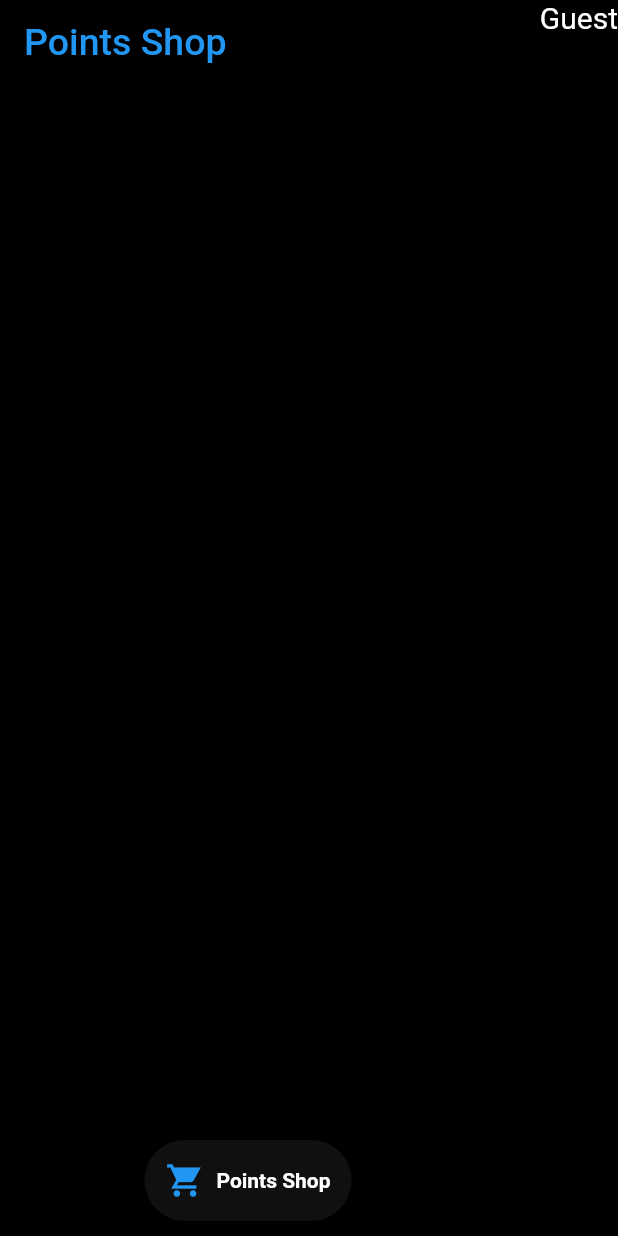
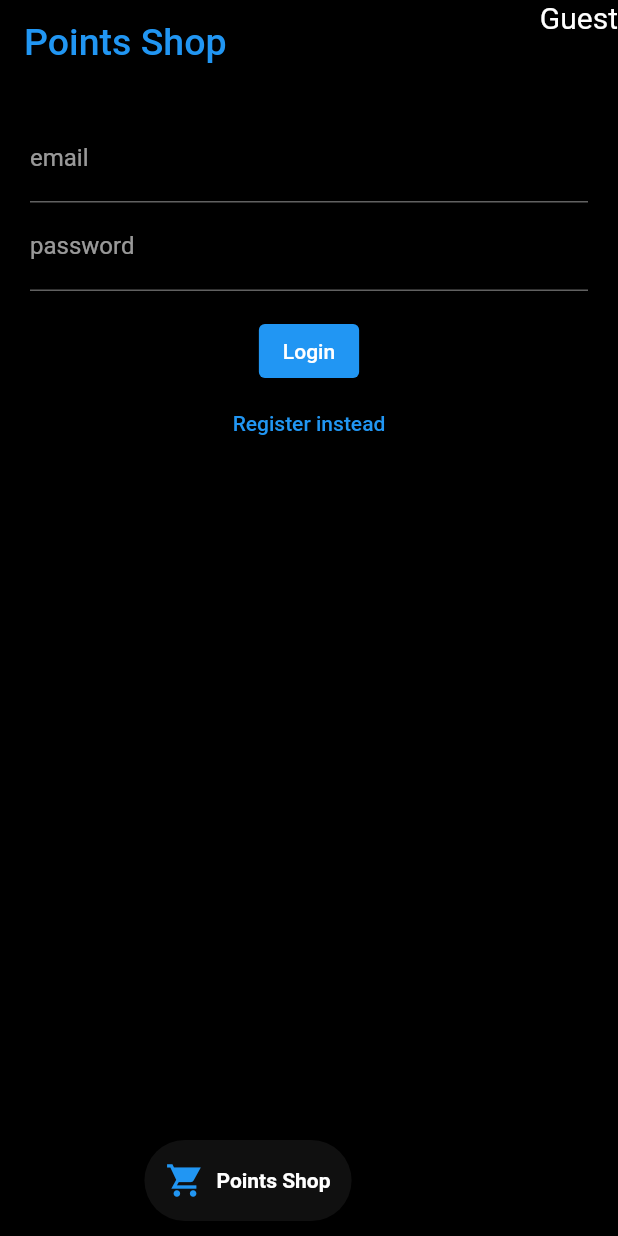
Before and after one commit to AlcidesTheGurj/sdg_thesis, a Flutter app: the screen it shows after launch, item 2 of the bottom bar chosen, on a phone screen of 412 x 824 dp. Run offline on Flutter 3.47's test engine with Material 2 defaults, Android fonts, the phone set to English and light mode, and no system bars; drawn by our look-alikes of google_nav_bar; our stand-ins replace animated_background, cloud_firestore, eva_icons_flutter, firebase_auth, firebase_core, firebase_database and 1 more; accounts and stored records are empty.

Commit message:
Added simple FirebaseAuth functionality

```diff
--- /dev/null
+++ b/lib/Personal Page/test_page.dart
@@ -0,0 +1,91 @@
+import 'package:firebase_auth/firebase_auth.dart';
+import 'package:flutter/material.dart';
+import '../auth.dart';
+import '../main.dart';
+
+class TestPage extends StatefulWidget {
+  //final User? user;
+   TestPage({Key? key}) : super(key: key);
+
+  @override
+  State<TestPage> createState() => _TestPageState();
+}
+
+class _TestPageState extends State<TestPage> {
+
+  String errorMsg = '';
+  bool isLogin = true;
+
+  final TextEditingController _controllerEmail = TextEditingController();
+  final TextEditingController _controllerPassword = TextEditingController();
+
+  Future<void> signInWithEmailAndPassword()async{
+    try {
+      await Auth().signInWithEmailAndPassword(email: _controllerEmail.text,
+          password: _controllerPassword.text);
+    } on FirebaseAuthException catch (e) {
+      setState(() {
+        errorMsg = e.message!;
+      });
+    }
+  }
+
+  Future<void> createUserWithEmailAndPassword()async{
+    try {
+      await Auth().createUserWithEmailAndPassword(email: _controllerEmail.text,
+          password: _controllerPassword.text);
+    } on FirebaseAuthException catch (e) {
+      setState(() {
+        errorMsg = e.message!;
+      });
+    }
+  }
+
+  Widget _title(){
+    return const Text("Title");
+  }
+
+  Widget _entryField(String title,
+      TextEditingController controller,){
+    return TextField(
+      controller: controller,
+      decoration: InputDecoration(
+        labelText: title,
+      ),
+    );
+  }
+
+  Widget _errorMsg(){
+    return Text(errorMsg == '' ? '' : 'ERROR: $errorMsg');
+  }
+
+  Widget _submitButton(){
+    return ElevatedButton(onPressed: isLogin? signInWithEmailAndPassword : createUserWithEmailAndPassword, child: Text(isLogin ? 'Login' : 'Register'),);
+  }
+
+  Widget _loginOrRegisterButton(){
+    return TextButton(onPressed: (){
+      setState(() {
+        isLogin = !isLogin;
+      });
+    }, child: Text(isLogin ? 'Register instead' : 'Login instead'),);
+  }
+
+  @override
+  Widget build(BuildContext context) {
+    return Container(
+      height: double.infinity,
+      width: double.infinity,
+      padding: const EdgeInsets.all(20.0),
+        child: Column(
+        children: <Widget>[
+          _entryField('email', _controllerEmail),
+          _entryField('password', _controllerPassword),
+          _errorMsg(),
+          _submitButton(),
+          _loginOrRegisterButton()
+        ],
+    ),
+    );
+  }
+}
--- /dev/null
+++ b/lib/auth.dart
@@ -0,0 +1,25 @@
+import 'package:firebase_auth/firebase_auth.dart';
+
+class Auth {
+  final FirebaseAuth _firebaseAuth = FirebaseAuth.instance;
+
+  User? get currentUser => _firebaseAuth.currentUser;
+
+  Stream<User?> get authStateChanges => _firebaseAuth.authStateChanges();
+
+  Future<void> signInWithEmailAndPassword({
+    required String email,
+    required String password,
+})async {
+    await _firebaseAuth.signInWithEmailAndPassword(email: email, password: password);
+  }
+  Future<void> createUserWithEmailAndPassword({
+    required String email,
+    required String password,
+  })async {
+    await _firebaseAuth.createUserWithEmailAndPassword(email: email, password: password);
+  }
+  Future<void> signOut() async {
+    await _firebaseAuth.signOut();
+  }
+}
--- a/lib/home_page.dart
+++ b/lib/home_page.dart
@@ -7,7 +7,7 @@ import 'package:firebase_database/firebase_database.dart';
 import 'package:flutter/cupertino.dart';
 import 'package:flutter/material.dart';
 import 'package:google_fonts/google_fonts.dart';
-import 'package:sdg_thesis/test_page.dart';
+import 'package:sdg_thesis/Personal%20Page/test_page.dart';
 import 'package:flutter/material.dart';
 import 'package:firebase_database/firebase_database.dart' as firedatabase;
 import 'package:firebase_database/ui/firebase_animated_list.dart';
--- a/lib/main.dart
+++ b/lib/main.dart
@@ -1,11 +1,14 @@
+import 'package:firebase_auth/firebase_auth.dart';
 import 'package:flutter/material.dart';
 import 'package:google_nav_bar/google_nav_bar.dart';
 import 'package:google_fonts/google_fonts.dart';
 import 'package:firebase_database/firebase_database.dart';
 import 'package:firebase_core/firebase_core.dart';
 import 'package:sdg_thesis/home_page.dart';
-import 'package:sdg_thesis/test_page.dart';
+import 'package:sdg_thesis/Personal%20Page/test_page.dart';
+import 'auth.dart';
 import 'firebase_options.dart';
+import 'Personal Page/personal_widget_tree.dart';
 
 //name at the top right
 String name = "Guest";
@@ -22,11 +25,13 @@ Future<void> main() async {
   //firebase stores locally on the device
   FirebaseDatabase.instance.setPersistenceEnabled(true);
 
-  runApp(const MyApp());
+  runApp(MyApp());
 }
 
 class MyApp extends StatelessWidget {
-  const MyApp({Key? key}) : super(key: key);
+   MyApp({Key? key}) : super(key: key);
+
+  //final User? user = Auth().currentUser;
 
   @override
   Widget build(BuildContext context) {
@@ -52,9 +57,9 @@ class _HomeState extends State<Home> {
   //list used to iterate through views
   final List<Widget> views = [
     const MyHomePage(),
-    const TestPage(),
-    const TestPage(),
-    const TestPage()
+     TestPage(),
+     TestPage(),
+     WidgetTree()
   ];
 
   int _selectedIndex = 0;
--- a/lib/test_page.dart
+++ /dev/null
@@ -1,15 +0,0 @@
-import 'package:flutter/material.dart';
-
-class TestPage extends StatefulWidget {
-  const TestPage({Key? key}) : super(key: key);
-
-  @override
-  State<TestPage> createState() => _TestPageState();
-}
-
-class _TestPageState extends State<TestPage> {
-  @override
-  Widget build(BuildContext context) {
-    return Container();
-  }
-}
--- a/pubspec.yaml
+++ b/pubspec.yaml
@@ -43,6 +43,7 @@ dependencies:
   google_nav_bar: ^5.0.6
   google_fonts: ^4.0.4
   eva_icons_flutter: ^3.1.0
+  firebase_auth: ^4.16.0
 
 dev_dependencies:
   flutter_test:
```
Also changed, not shown: lib/Personal Page/personal_guest_page.dart (added, +39 -0 lines), lib/Personal Page/personal_widget_tree.dart (added, +27 -0 lines), pubspec.lock, 4 other files.
